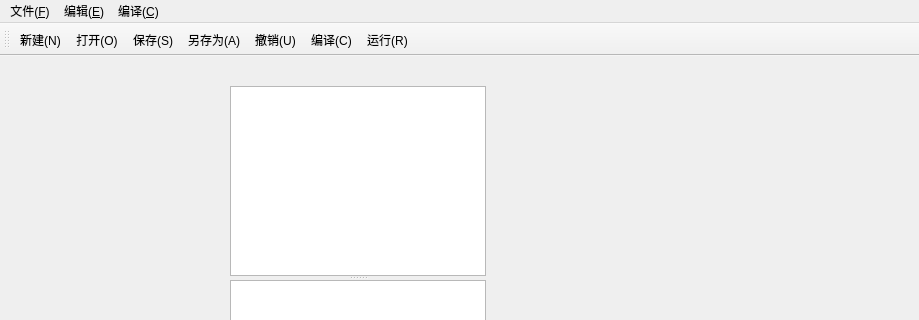
SaMLIn1042/TinyIDE, file mainwindow.ui: the form before one commit; both pictures show x 0 to 919 and y 0 to 320 of the 919 by 657 pixel window.
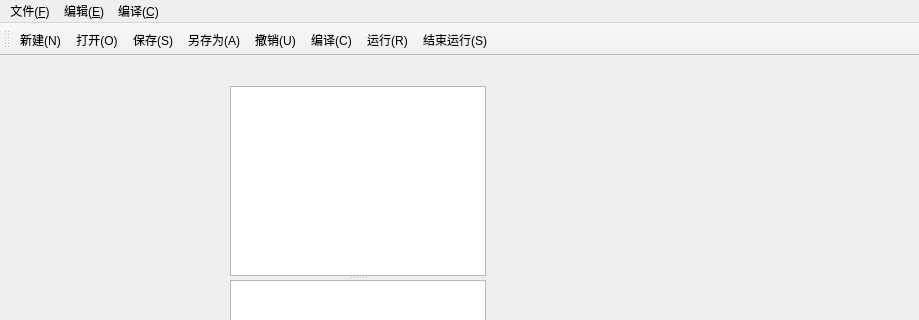
The form after the commit. Custom widgets are drawn as their Qt base class.

```diff
--- a/mainwindow.ui
+++ b/mainwindow.ui
@@ -107,6 +107,7 @@
    <addaction name="actionUndo"/>
    <addaction name="actionCompile"/>
    <addaction name="actionRun"/>
+   <addaction name="actionStop"/>
   </widget>
   <action name="actionNew">
    <property name="text">
@@ -183,6 +184,11 @@
     <string>运行(&amp;R)</string>
    </property>
   </action>
+  <action name="actionStop">
+   <property name="text">
+    <string>结束运行(&amp;S)</string>
+   </property>
+  </action>
  </widget>
  <customwidgets>
   <customwidget>
```
Left out of the diff: 1 changed line with no effect on the pictures.
